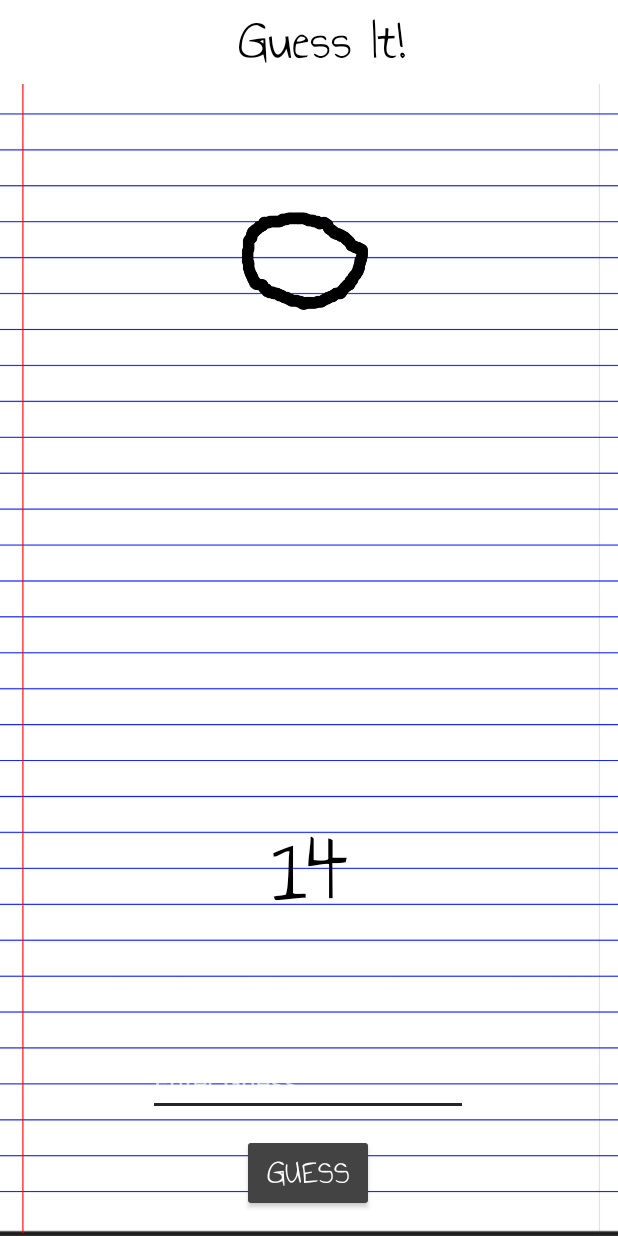
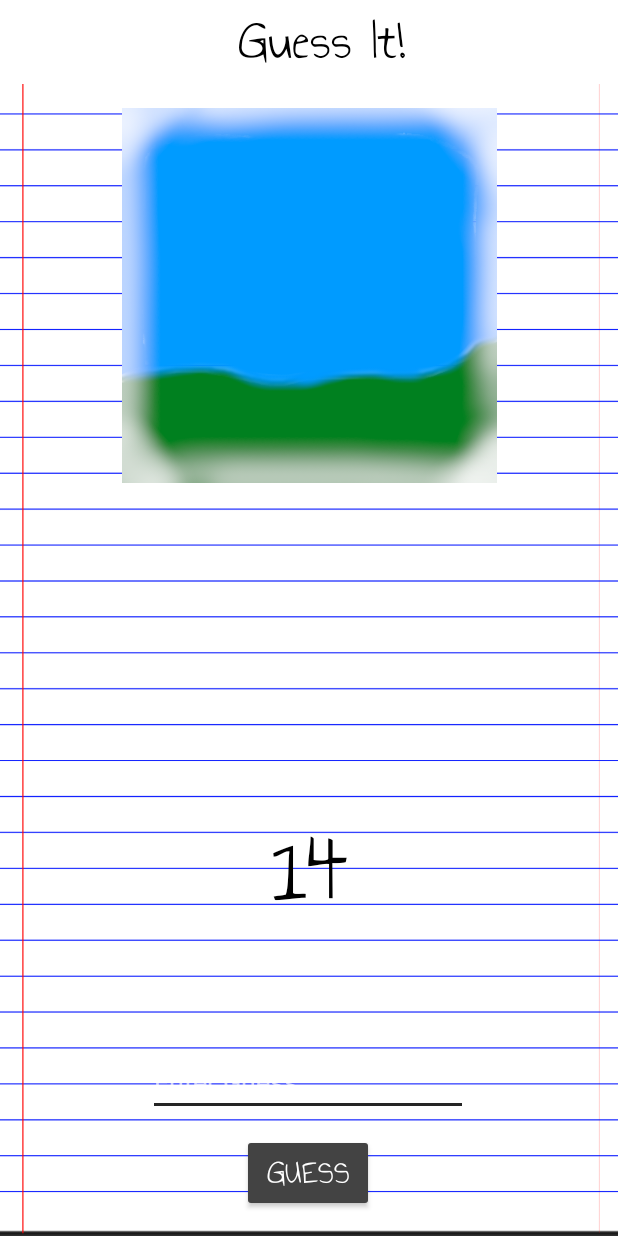
Before and after one commit to nick-k-dev/guessit, an Android app: the GameActivity screen opened directly, with no data from a screen before it, on a phone screen of 412 x 824 dp. Run offline under Robolectric (Android 15) with nearby library versions, the phone set to English and light mode, and no system bars; libraries missing offline, so code that uses them is left out: com.google.mlkit.vision.

Commit message:
Implemented image labeling mlkit, cleaned up firebase refs, and added new colour test image (#2)

```diff
--- a/app/src/main/java/com/example/nksh/guessit/GameActivity.kt
+++ b/app/src/main/java/com/example/nksh/guessit/GameActivity.kt
@@ -10,21 +10,20 @@ import android.view.View
 import android.widget.ImageView
 import android.widget.TextView
 import androidx.appcompat.app.AlertDialog
-import com.google.firebase.FirebaseApp
-import com.google.firebase.storage.FirebaseStorage
-import com.google.firebase.storage.StorageReference
+import androidx.core.view.drawToBitmap
+import com.google.mlkit.vision.common.InputImage
+import com.google.mlkit.vision.label.ImageLabeling
+import com.google.mlkit.vision.label.defaults.ImageLabelerOptions
 import java.util.*
-import kotlin.random.Random.Default.nextInt
 
 class GameActivity : AppCompatActivity() {
     companion object{
         var wins = 0
         var losses = 0
     }
-    private lateinit var storage: FirebaseStorage
     private var categories = arrayListOf<Int>(R.drawable.flower_animation)
-    private var imageRefs  = arrayListOf<StorageReference>()
 
+    private lateinit var imageView: ImageView
     private val handler = Handler()
     var timercount = 0
     var endTime = Calendar.getInstance()
@@ -32,7 +31,6 @@ class GameActivity : AppCompatActivity() {
     override fun onCreate(savedInstanceState: Bundle?) {
         super.onCreate(savedInstanceState)
         setContentView(R.layout.activity_game)
-        FirebaseApp.initializeApp(this);
         endTime[Calendar.SECOND] += 15
         handler.post(object : Runnable {
             override fun run() {
@@ -48,11 +46,10 @@ class GameActivity : AppCompatActivity() {
         toolbarText.text = getString(R.string.game_title)
 
 
-        val img = findViewById<View>(R.id.gameImageView) as ImageView
-        img.setBackgroundResource(categories.random())
-        val frameAnimation = img.background as AnimationDrawable
+        imageView = findViewById<View>(R.id.gameImageView) as ImageView
+        imageView.setBackgroundResource(categories.random())
+        val frameAnimation = imageView.background as AnimationDrawable
         frameAnimation.start()
-
     }
 
     fun onGuessButtonClick(view: View) {
@@ -115,6 +112,23 @@ class GameActivity : AppCompatActivity() {
         // show alert dialog
         alert.show()
     }
+
+    private fun aiGuess() {
+        val image = InputImage.fromBitmap(imageView.drawToBitmap(), 0)
+        val labeler = ImageLabeling.getClient(ImageLabelerOptions.DEFAULT_OPTIONS)
+        labeler.process(image)
+            .addOnSuccessListener { labels ->
+                println("identified image")
+                for (label in labels) {
+                    println(label.text)
+                }
+            }
+            .addOnFailureListener{e->
+                println("failed to identify image")
+                println(e)
+            }
+    }
+
     private fun endEvent(currentdate: Calendar, eventdate: Calendar) {
         if (currentdate.time >= eventdate.time) {
             endTime[Calendar.SECOND] += 15
@@ -123,6 +137,7 @@ class GameActivity : AppCompatActivity() {
                 handler.removeMessages(0)
                 createAlert(false)
             }
+            aiGuess()
         }
     }
 }
--- a/app/src/main/res/drawable/flower_animation.xml
+++ b/app/src/main/res/drawable/flower_animation.xml
@@ -1,8 +1,8 @@
 <animation-list xmlns:android="http://schemas.android.com/apk/res/android"
     android:oneshot="false">
-    <item android:drawable="@drawable/flower1" android:duration="15000" />
-    <item android:drawable="@drawable/flower2" android:duration="15000" />
-    <item android:drawable="@drawable/flower3" android:duration="15000" />
-    <item android:drawable="@drawable/flower4" android:duration="15000" />
-    <item android:drawable="@drawable/flower5" android:duration="15000" />
+    <item android:drawable="@drawable/flower_color_1" android:duration="15000" android:fromAlpha="1.0" android:toAlpha="0.1"/>
+    <item android:drawable="@drawable/flower_color_2" android:duration="15000" />
+    <item android:drawable="@drawable/flower_color_3" android:duration="15000" />
+    <item android:drawable="@drawable/flower_color_4" android:duration="15000" />
+    <item android:drawable="@drawable/flower_color_5" android:duration="15000" />
 </animation-list>
--- a/app/src/main/res/layout/activity_main.xml
+++ b/app/src/main/res/layout/activity_main.xml
@@ -17,7 +17,7 @@
         app:layout_constraintHorizontal_bias="0.521"
         app:layout_constraintStart_toStartOf="parent"
         app:layout_constraintTop_toTopOf="parent"
-        app:srcCompat="@drawable/flower" />
+        app:srcCompat="@drawable/flower_color" />
 
     <TextView
         android:id="@+id/numRoundsLabel"
--- a/build.gradle
+++ b/build.gradle
@@ -6,7 +6,7 @@ buildscript {
         jcenter()
     }
     dependencies {
-        classpath "com.android.tools.build:gradle:4.0.0"
+        classpath 'com.android.tools.build:gradle:4.1.0'
         classpath "org.jetbrains.kotlin:kotlin-gradle-plugin:$kotlin_version"
         classpath 'com.google.gms:google-services:4.3.4'
         // NOTE: Do not place your application dependencies here; they belong
```
Also changed, not shown: app/build.gradle (+2 -6 lines), app/src/main/res/drawable/flower1.png (deleted), app/src/main/res/drawable/flower2.png (deleted), app/src/main/res/drawable/flower3.png (deleted), app/src/main/res/drawable/flower4.png (deleted), app/src/main/res/drawable/flower5.png (deleted), app/src/main/res/drawable/flower_color.png (added), app/src/main/res/drawable/flower_color_1.png (added), app/src/main/res/drawable/flower_color_2.png (added), app/src/main/res/drawable/flower_color_3.png (added), app/src/main/res/drawable/flower_color_4.png (added), app/src/main/res/drawable/flower_color_5.png (added).
